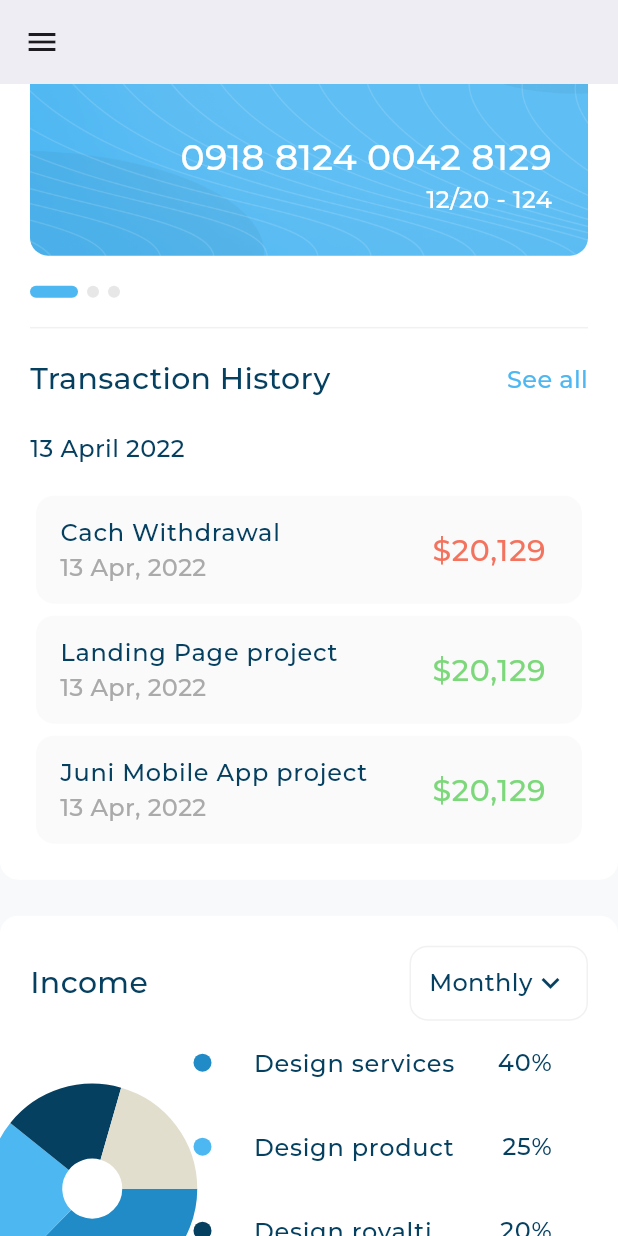
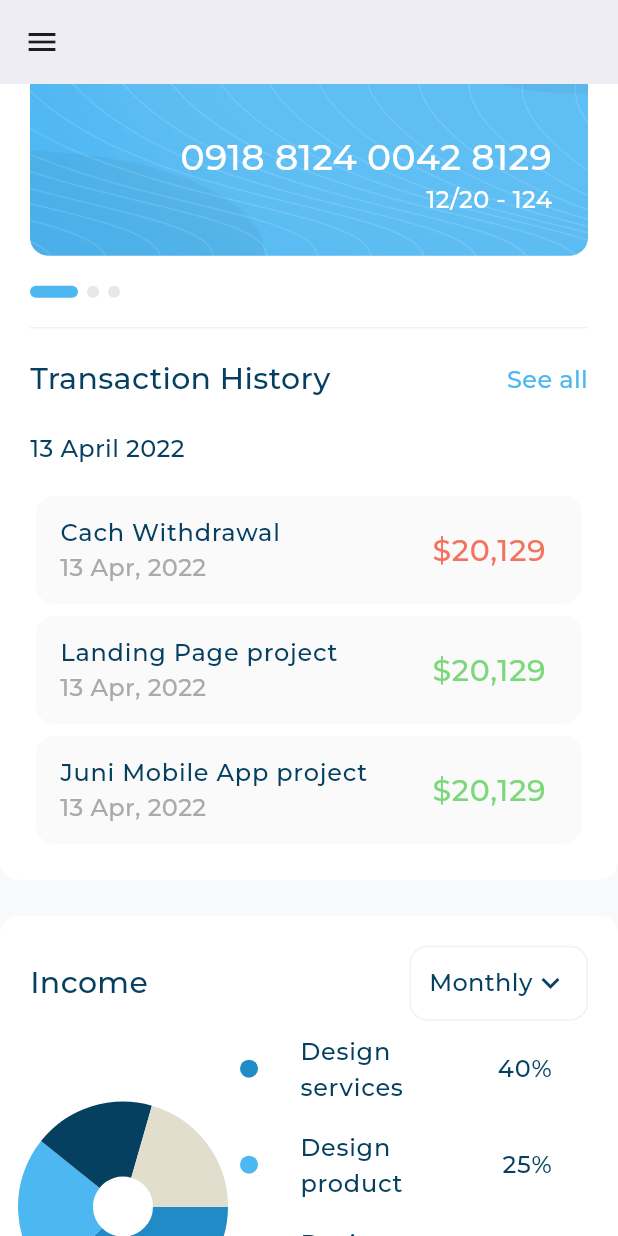
Before and after one commit to mohamdelbehairy/responsive_dash_board, a Flutter app: the screen it shows after launch, scrolled down 1152 dp, on a phone screen of 412 x 824 dp. Run offline on Flutter 3.47's test engine with Material 3 defaults, Android fonts, the phone set to English and light mode, and no system bars; drawn by our look-alikes of expandable_page_view, fl_chart; our stand-ins replace flutter_svg; project files that could hold a hidden picture were left out.

Commit message:
responsive desktop layout part three

```diff
--- a/lib/widgets/income_section.dart
+++ b/lib/widgets/income_section.dart
@@ -19,10 +19,8 @@ class IncomeSection extends StatelessWidget {
         Row(
           crossAxisAlignment: CrossAxisAlignment.center,
           children: [
-            Expanded(
-                child: Padding(
-                    padding: EdgeInsets.only(right: 10), child: IncomeChart())),
-            Expanded(flex: 3, child: IncomeDetails())
+            Expanded(child: IncomeChart()),
+            Expanded(flex: 2, child: IncomeDetails())
           ],
         )
       ],
```
